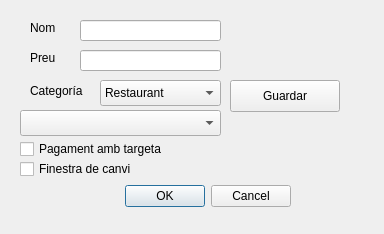
This is templates/config.ui in francescpuig7/cash as Qt 5 draws it before an edit. The edited form follows.
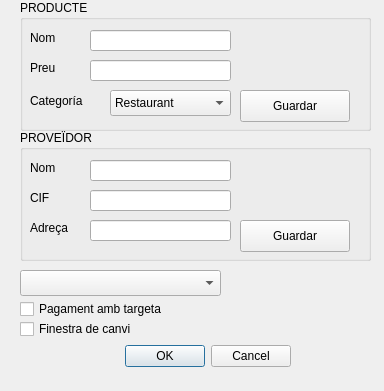
This is the edited form.

```diff
--- a/templates/config.ui
+++ b/templates/config.ui
@@ -7,7 +7,7 @@
     <x>0</x>
     <y>0</y>
     <width>384</width>
-    <height>234</height>
+    <height>391</height>
    </rect>
   </property>
   <property name="windowTitle">
@@ -17,7 +17,7 @@
    <property name="geometry">
     <rect>
      <x>100</x>
-     <y>180</y>
+     <y>340</y>
      <width>191</width>
      <height>32</height>
     </rect>
@@ -29,31 +29,11 @@
     <set>QDialogButtonBox::Cancel|QDialogButtonBox::Ok</set>
    </property>
   </widget>
-  <widget class="QLineEdit" name="name">
-   <property name="geometry">
-    <rect>
-     <x>80</x>
-     <y>20</y>
-     <width>141</width>
-     <height>21</height>
-    </rect>
-   </property>
-  </widget>
-  <widget class="QLineEdit" name="price">
-   <property name="geometry">
-    <rect>
-     <x>80</x>
-     <y>50</y>
-     <width>141</width>
-     <height>21</height>
-    </rect>
-   </property>
-  </widget>
   <widget class="QCheckBox" name="checkBox_2">
    <property name="geometry">
     <rect>
      <x>20</x>
-     <y>140</y>
+     <y>300</y>
      <width>161</width>
      <height>18</height>
     </rect>
@@ -66,7 +46,7 @@
    <property name="geometry">
     <rect>
      <x>20</x>
-     <y>160</y>
+     <y>320</y>
      <width>151</width>
      <height>18</height>
     </rect>
@@ -75,37 +55,33 @@
     <string>Finestra de canvi</string>
    </property>
   </widget>
-  <widget class="QLabel" name="label">
+  <widget class="QComboBox" name="comboBox_selectEmployee">
    <property name="geometry">
     <rect>
-     <x>30</x>
-     <y>20</y>
-     <width>41</width>
-     <height>16</height>
+     <x>20</x>
+     <y>270</y>
+     <width>201</width>
+     <height>26</height>
     </rect>
    </property>
-   <property name="text">
-    <string>Nom</string>
-   </property>
   </widget>
-  <widget class="QLabel" name="label_2">
+  <widget class="QGroupBox" name="groupBox">
    <property name="geometry">
     <rect>
-     <x>30</x>
-     <y>50</y>
-     <width>41</width>
-     <height>16</height>
+     <x>20</x>
+     <y>0</y>
+     <width>351</width>
+     <height>131</height>
     </rect>
    </property>
-   <property name="text">
-    <string>Preu</string>
+   <property name="title">
+    <string>PRODUCTE</string>
    </property>
-  </widget>
-  <widget class="QPushButton" name="save_button">
+   <widget class="QPushButton" name="save_product_button">
    <property name="geometry">
     <rect>
-     <x>230</x>
-     <y>80</y>
+      <x>220</x>
+      <y>90</y>
      <width>110</width>
      <height>32</height>
     </rect>
@@ -117,8 +93,8 @@
   <widget class="QLabel" name="label_3">
    <property name="geometry">
     <rect>
-     <x>30</x>
-     <y>75</y>
+      <x>10</x>
+      <y>85</y>
      <width>61</width>
      <height>31</height>
     </rect>
@@ -127,11 +103,44 @@
     <string>Categoría</string>
    </property>
   </widget>
+   <widget class="QLineEdit" name="name">
+    <property name="geometry">
+     <rect>
+      <x>70</x>
+      <y>30</y>
+      <width>141</width>
+      <height>21</height>
+     </rect>
+    </property>
+   </widget>
+   <widget class="QLabel" name="label_2">
+    <property name="geometry">
+     <rect>
+      <x>10</x>
+      <y>60</y>
+      <width>41</width>
+      <height>16</height>
+     </rect>
+    </property>
+    <property name="text">
+     <string>Preu</string>
+    </property>
+   </widget>
+   <widget class="QLineEdit" name="price">
+    <property name="geometry">
+     <rect>
+      <x>70</x>
+      <y>60</y>
+      <width>141</width>
+      <height>21</height>
+     </rect>
+    </property>
+   </widget>
   <widget class="QComboBox" name="checkbox_categoria">
    <property name="geometry">
     <rect>
-     <x>100</x>
-     <y>80</y>
+      <x>90</x>
+      <y>90</y>
      <width>121</width>
      <height>26</height>
     </rect>
@@ -152,15 +161,114 @@
     </property>
    </item>
   </widget>
-  <widget class="QComboBox" name="comboBox_selectEmployee">
+   <widget class="QLabel" name="label">
+    <property name="geometry">
+     <rect>
+      <x>10</x>
+      <y>30</y>
+      <width>41</width>
+      <height>16</height>
+     </rect>
+    </property>
+    <property name="text">
+     <string>Nom</string>
+    </property>
+   </widget>
+  </widget>
+  <widget class="QGroupBox" name="groupBox_2">
    <property name="geometry">
     <rect>
      <x>20</x>
-     <y>110</y>
-     <width>201</width>
-     <height>26</height>
+     <y>130</y>
+     <width>351</width>
+     <height>131</height>
     </rect>
    </property>
+   <property name="title">
+    <string>PROVEÏDOR</string>
+   </property>
+   <widget class="QLineEdit" name="label_partner_name">
+    <property name="geometry">
+     <rect>
+      <x>70</x>
+      <y>30</y>
+      <width>141</width>
+      <height>21</height>
+     </rect>
+    </property>
+   </widget>
+   <widget class="QLabel" name="label_5">
+    <property name="geometry">
+     <rect>
+      <x>10</x>
+      <y>90</y>
+      <width>51</width>
+      <height>16</height>
+     </rect>
+    </property>
+    <property name="text">
+     <string>Adreça</string>
+    </property>
+   </widget>
+   <widget class="QLabel" name="label_6">
+    <property name="geometry">
+     <rect>
+      <x>10</x>
+      <y>30</y>
+      <width>51</width>
+      <height>16</height>
+     </rect>
+    </property>
+    <property name="text">
+     <string>Nom</string>
+    </property>
+   </widget>
+   <widget class="QLabel" name="label_4">
+    <property name="geometry">
+     <rect>
+      <x>10</x>
+      <y>60</y>
+      <width>51</width>
+      <height>16</height>
+     </rect>
+    </property>
+    <property name="text">
+     <string>CIF</string>
+    </property>
+   </widget>
+   <widget class="QLineEdit" name="label_partner_cif">
+    <property name="geometry">
+     <rect>
+      <x>70</x>
+      <y>60</y>
+      <width>141</width>
+      <height>21</height>
+     </rect>
+    </property>
+   </widget>
+   <widget class="QLineEdit" name="label_partner_address">
+    <property name="geometry">
+     <rect>
+      <x>70</x>
+      <y>90</y>
+      <width>141</width>
+      <height>21</height>
+     </rect>
+    </property>
+   </widget>
+   <widget class="QPushButton" name="save_partner_button">
+    <property name="geometry">
+     <rect>
+      <x>220</x>
+      <y>90</y>
+      <width>110</width>
+      <height>32</height>
+     </rect>
+    </property>
+    <property name="text">
+     <string>Guardar</string>
+    </property>
+   </widget>
   </widget>
  </widget>
  <resources/>
```
Lines whose indentation alone changed are shown as unchanged.
